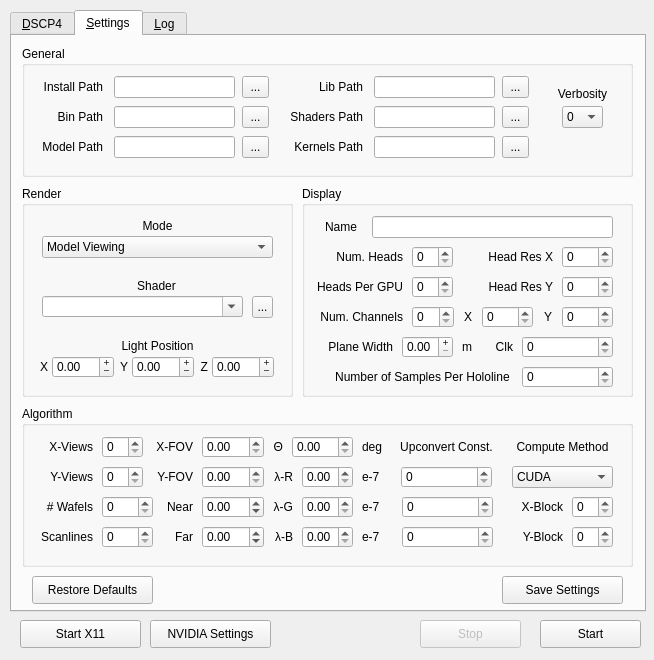
The window that render_algorithms/dscp4/dscp4-qt/ui/mainwindow.ui (itsermo/holovideo-algorithms) describes before a commit, drawn with Qt 5.
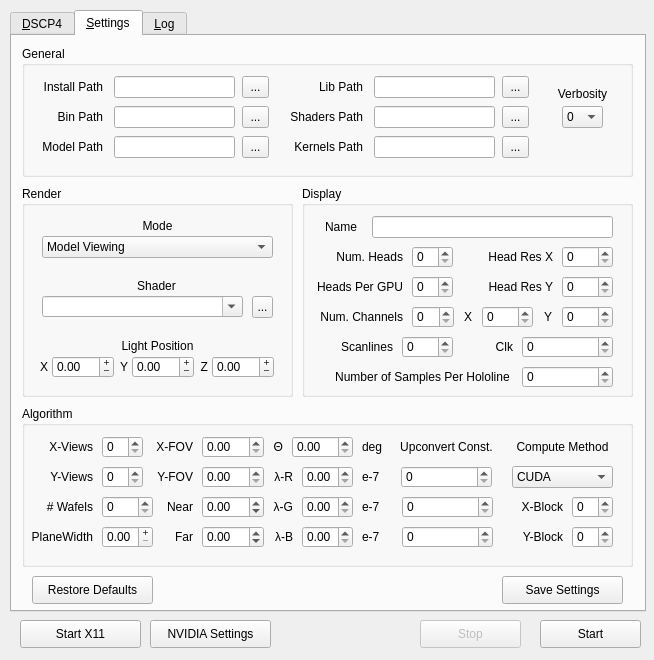
The same window after the commit. The open tabs and pages were chosen to show the change.

Commit message: can finally launch dscp4 from a gui

The edit to the form file:
```diff
--- a/render_algorithms/dscp4/dscp4-qt/ui/mainwindow.ui
+++ b/render_algorithms/dscp4/dscp4-qt/ui/mainwindow.ui
@@ -1722,22 +1722,6 @@
         <set>Qt::AlignRight|Qt::AlignTrailing|Qt::AlignVCenter</set>
        </property>
       </widget>
-      <widget class="QLabel" name="numScanlinesLabel">
-       <property name="geometry">
-        <rect>
-         <x>10</x>
-         <y>120</y>
-         <width>61</width>
-         <height>21</height>
-        </rect>
-       </property>
-       <property name="text">
-        <string>Scanlines</string>
-       </property>
-       <property name="alignment">
-        <set>Qt::AlignRight|Qt::AlignTrailing|Qt::AlignVCenter</set>
-       </property>
-      </widget>
       <widget class="QLabel" name="xFOVLabel">
        <property name="geometry">
         <rect>
@@ -2153,7 +2137,23 @@
         <number>0</number>
        </property>
       </widget>
-      <widget class="QSpinBox" name="numScanlinesSpinBox">
+      <widget class="QLabel" name="planeWidthLabel">
+       <property name="geometry">
+        <rect>
+         <x>0</x>
+         <y>120</y>
+         <width>71</width>
+         <height>21</height>
+        </rect>
+       </property>
+       <property name="text">
+        <string>PlaneWidth</string>
+       </property>
+       <property name="alignment">
+        <set>Qt::AlignRight|Qt::AlignTrailing|Qt::AlignVCenter</set>
+       </property>
+      </widget>
+      <widget class="QDoubleSpinBox" name="planeWidthDoubleSpinBox">
        <property name="geometry">
         <rect>
          <x>80</x>
@@ -2163,10 +2163,16 @@
         </rect>
        </property>
        <property name="toolTip">
-        <string>&lt;html&gt;&lt;head/&gt;&lt;body&gt;&lt;p&gt;Sets the number of scanlines in the hologram plane&lt;/p&gt;&lt;/body&gt;&lt;/html&gt;</string>
+        <string>&lt;html&gt;&lt;head/&gt;&lt;body&gt;&lt;p&gt;Sets the physical width dimension of the hologram plane, in meters&lt;/p&gt;&lt;/body&gt;&lt;/html&gt;</string>
+       </property>
+       <property name="buttonSymbols">
+        <enum>QAbstractSpinBox::PlusMinus</enum>
        </property>
        <property name="maximum">
-        <number>999999</number>
+        <double>0.500000000000000</double>
+       </property>
+       <property name="singleStep">
+        <double>0.010000000000000</double>
        </property>
       </widget>
      </widget>
@@ -2361,60 +2367,6 @@
         <set>Qt::AlignRight|Qt::AlignTrailing|Qt::AlignVCenter</set>
        </property>
       </widget>
-      <widget class="QLabel" name="planeWidthLabel">
-       <property name="geometry">
-        <rect>
-         <x>20</x>
-         <y>150</y>
-         <width>71</width>
-         <height>21</height>
-        </rect>
-       </property>
-       <property name="text">
-        <string>Plane Width</string>
-       </property>
-       <property name="alignment">
-        <set>Qt::AlignRight|Qt::AlignTrailing|Qt::AlignVCenter</set>
-       </property>
-      </widget>
-      <widget class="QDoubleSpinBox" name="planeWidthDoubleSpinBox">
-       <property name="geometry">
-        <rect>
-         <x>100</x>
-         <y>150</y>
-         <width>51</width>
-         <height>22</height>
-        </rect>
-       </property>
-       <property name="toolTip">
-        <string>&lt;html&gt;&lt;head/&gt;&lt;body&gt;&lt;p&gt;Sets the physical width dimension of the hologram plane, in meters&lt;/p&gt;&lt;/body&gt;&lt;/html&gt;</string>
-       </property>
-       <property name="buttonSymbols">
-        <enum>QAbstractSpinBox::PlusMinus</enum>
-       </property>
-       <property name="maximum">
-        <double>0.500000000000000</double>
-       </property>
-       <property name="singleStep">
-        <double>0.010000000000000</double>
-       </property>
-      </widget>
-      <widget class="QLabel" name="planeWidthUnitsLabel">
-       <property name="geometry">
-        <rect>
-         <x>160</x>
-         <y>150</y>
-         <width>16</width>
-         <height>21</height>
-        </rect>
-       </property>
-       <property name="text">
-        <string>m</string>
-       </property>
-       <property name="alignment">
-        <set>Qt::AlignLeading|Qt::AlignLeft|Qt::AlignVCenter</set>
-       </property>
-      </widget>
       <widget class="QSpinBox" name="clockRateSpinBox">
        <property name="geometry">
         <rect>
@@ -2559,6 +2511,38 @@
         <number>0</number>
        </property>
       </widget>
+      <widget class="QLabel" name="numScanlinesLabel">
+       <property name="geometry">
+        <rect>
+         <x>30</x>
+         <y>150</y>
+         <width>61</width>
+         <height>21</height>
+        </rect>
+       </property>
+       <property name="text">
+        <string>Scanlines</string>
+       </property>
+       <property name="alignment">
+        <set>Qt::AlignRight|Qt::AlignTrailing|Qt::AlignVCenter</set>
+       </property>
+      </widget>
+      <widget class="QSpinBox" name="numScanlinesSpinBox">
+       <property name="geometry">
+        <rect>
+         <x>100</x>
+         <y>150</y>
+         <width>51</width>
+         <height>22</height>
+        </rect>
+       </property>
+       <property name="toolTip">
+        <string>&lt;html&gt;&lt;head/&gt;&lt;body&gt;&lt;p&gt;Sets the number of scanlines in the hologram plane&lt;/p&gt;&lt;/body&gt;&lt;/html&gt;</string>
+       </property>
+       <property name="maximum">
+        <number>999999</number>
+       </property>
+      </widget>
      </widget>
      <widget class="QPushButton" name="restoreDefaultSettingsButton">
       <property name="geometry">
```
Left out of the diff: 36 changed lines with no effect on the pictures. The commit also changes 6 other files.
